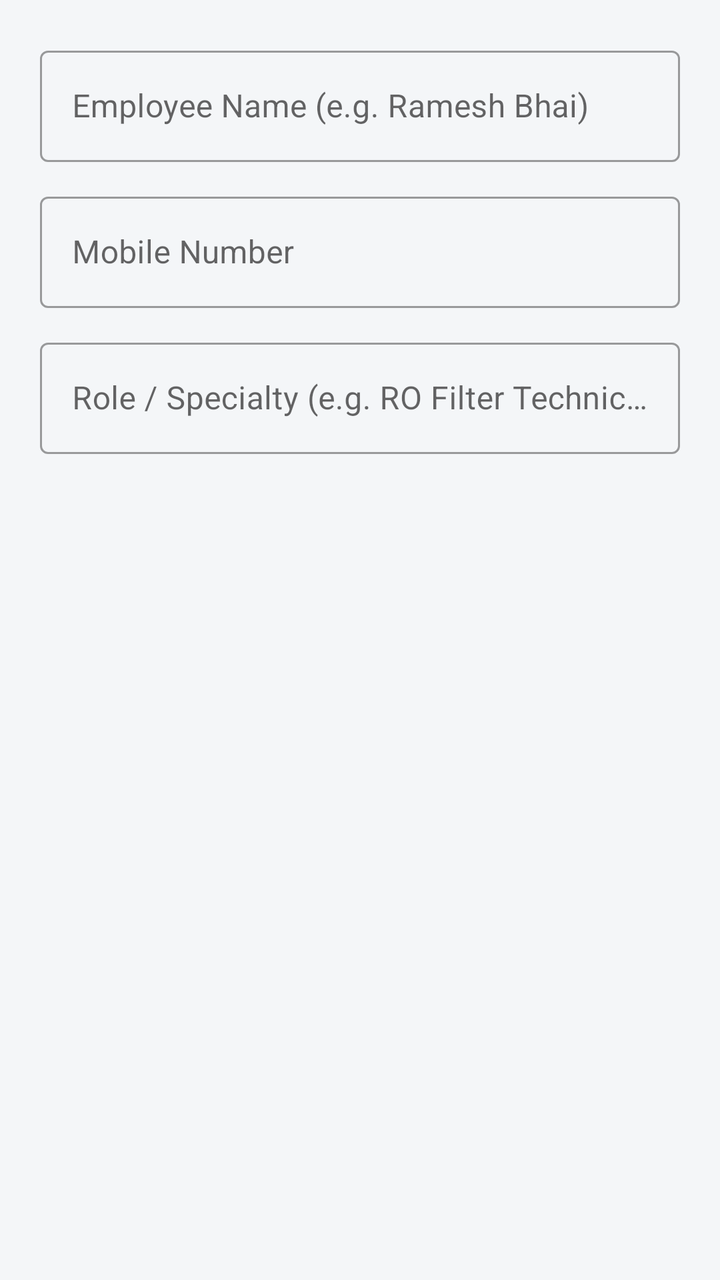
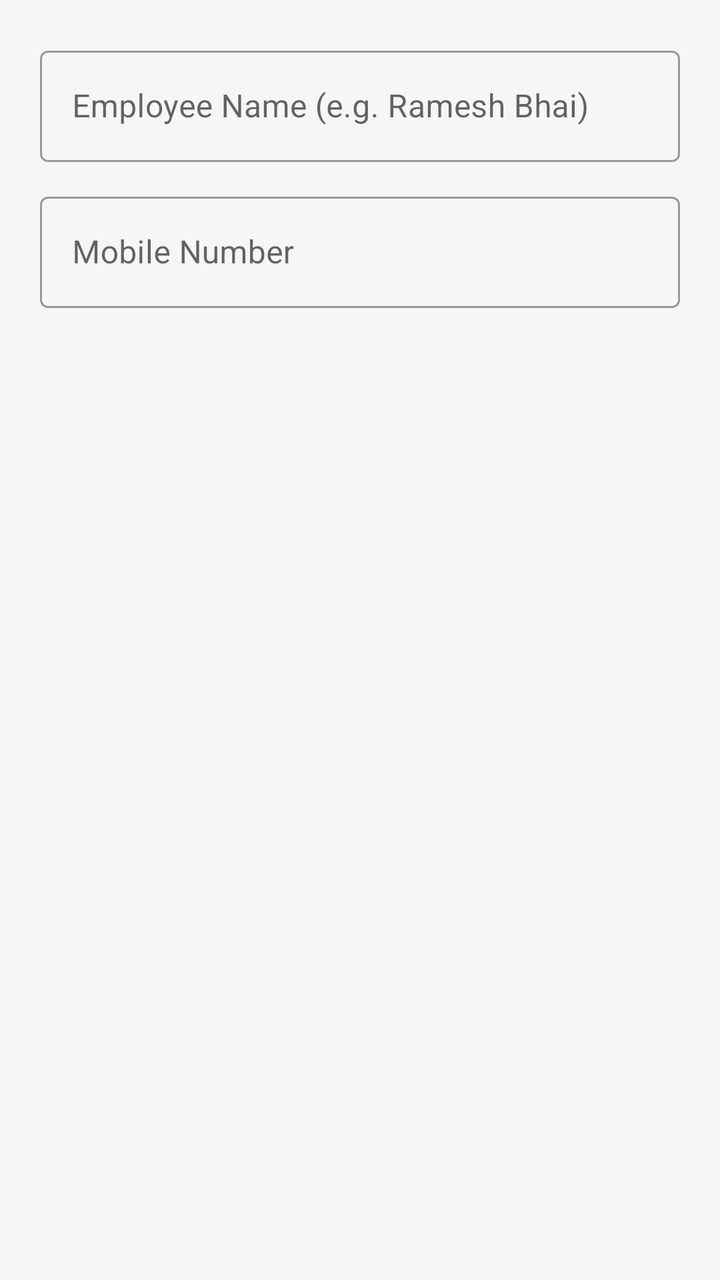

Before-and-after screenshots of an Android layout around one commit, followed by the original layout XML and the change that was made.
<!-- AndroidManifest.xml: application theme Theme.Dukaan -->
<!-- res/layout/dialog_add_employee.xml -->
<?xml version="1.0" encoding="utf-8"?>
<LinearLayout xmlns:android="http://schemas.android.com/apk/res/android"
    xmlns:app="http://schemas.android.com/apk/res-auto"
    android:layout_width="match_parent"
    android:layout_height="wrap_content"
    android:orientation="vertical"
    android:padding="20dp">

    <com.google.android.material.textfield.TextInputLayout
        style="@style/Widget.MaterialComponents.TextInputLayout.OutlinedBox"
        android:layout_width="match_parent"
        android:layout_height="wrap_content"
        android:hint="Employee Name (e.g. Ramesh Bhai)">

        <com.google.android.material.textfield.TextInputEditText
            android:id="@+id/etEmpName"
            android:layout_width="match_parent"
            android:layout_height="wrap_content"
            android:inputType="textPersonName|textCapWords"
            android:textSize="16sp" />
    </com.google.android.material.textfield.TextInputLayout>

    <com.google.android.material.textfield.TextInputLayout
        style="@style/Widget.MaterialComponents.TextInputLayout.OutlinedBox"
        android:layout_width="match_parent"
        android:layout_height="wrap_content"
        android:layout_marginTop="12dp"
        android:hint="Mobile Number">

        <com.google.android.material.textfield.TextInputEditText
            android:id="@+id/etEmpPhone"
            android:layout_width="match_parent"
            android:layout_height="wrap_content"
            android:inputType="phone"
            android:textSize="16sp" />
    </com.google.android.material.textfield.TextInputLayout>

    <com.google.android.material.textfield.TextInputLayout
        style="@style/Widget.MaterialComponents.TextInputLayout.OutlinedBox"
        android:layout_width="match_parent"
        android:layout_height="wrap_content"
        android:layout_marginTop="12dp"
        android:hint="Role / Specialty (e.g. RO Filter Technician, AC)">

        <com.google.android.material.textfield.TextInputEditText
            android:id="@+id/etEmpRole"
            android:layout_width="match_parent"
            android:layout_height="wrap_content"
            android:inputType="textCapWords"
            android:textSize="16sp" />
    </com.google.android.material.textfield.TextInputLayout>

</LinearLayout>
<!-- resources referenced by this layout -->
<resources>
  <style name="Theme.Dukaan" parent="Theme.MaterialComponents.DayNight.NoActionBar">
          <item name="colorPrimary">@color/primary</item>
          <item name="colorPrimaryVariant">@color/primary_dark</item>
          <item name="colorOnPrimary">@android:color/white</item>
          <item name="colorSecondary">@color/accent</item>
          <item name="android:statusBarColor">@color/primary_dark</item>
          <item name="android:windowBackground">@color/bg</item>
      </style>
  <color name="primary">#1565C0</color>
  <color name="primary_dark">#0D47A1</color>
  <color name="accent">#00897B</color>
  <color name="bg">#F4F6F8</color>
</resources>

<!-- the commit's change to res/layout/dialog_add_employee.xml (unified diff, before → after) -->
@@ -35,19 +35,4 @@
             android:textSize="16sp" />
     </com.google.android.material.textfield.TextInputLayout>
 
-    <com.google.android.material.textfield.TextInputLayout
-        style="@style/Widget.MaterialComponents.TextInputLayout.OutlinedBox"
-        android:layout_width="match_parent"
-        android:layout_height="wrap_content"
-        android:layout_marginTop="12dp"
-        android:hint="Role / Specialty (e.g. RO Filter Technician, AC)">
-
-        <com.google.android.material.textfield.TextInputEditText
-            android:id="@+id/etEmpRole"
-            android:layout_width="match_parent"
-            android:layout_height="wrap_content"
-            android:inputType="textCapWords"
-            android:textSize="16sp" />
-    </com.google.android.material.textfield.TextInputLayout>
-
 </LinearLayout>
